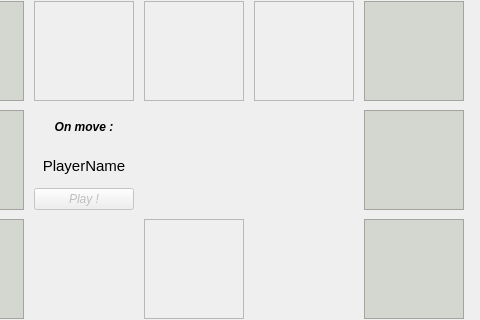
Old version of the form gamewindow.ui in the repository bozzano101/MonopolyBasic; both pictures show x 91 to 571 and y 122 to 442 of the 571 by 564 pixel window.
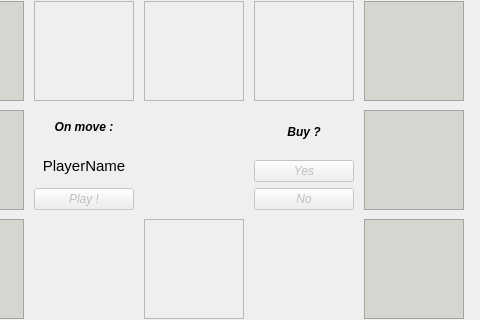
New version of the form. Custom widgets are drawn as their Qt base class.

Patch:
```diff
--- a/gamewindow.ui
+++ b/gamewindow.ui
@@ -565,6 +565,63 @@
      </item>
     </layout>
    </item>
+   <item row="2" column="3">
+    <layout class="QVBoxLayout" name="offerToBuyLayout">
+     <item>
+      <widget class="QLabel" name="offerToBuyTitle">
+       <property name="enabled">
+        <bool>true</bool>
+       </property>
+       <property name="font">
+        <font>
+         <weight>75</weight>
+         <italic>true</italic>
+         <bold>true</bold>
+        </font>
+       </property>
+       <property name="text">
+        <string>Buy ?</string>
+       </property>
+       <property name="textFormat">
+        <enum>Qt::RichText</enum>
+       </property>
+       <property name="alignment">
+        <set>Qt::AlignCenter</set>
+       </property>
+      </widget>
+     </item>
+     <item>
+      <widget class="QPushButton" name="offerToBuyYES">
+       <property name="enabled">
+        <bool>false</bool>
+       </property>
+       <property name="font">
+        <font>
+         <italic>true</italic>
+        </font>
+       </property>
+       <property name="text">
+        <string>Yes</string>
+       </property>
+      </widget>
+     </item>
+     <item>
+      <widget class="QPushButton" name="offerToBuyNO">
+       <property name="enabled">
+        <bool>false</bool>
+       </property>
+       <property name="font">
+        <font>
+         <italic>true</italic>
+        </font>
+       </property>
+       <property name="text">
+        <string>No</string>
+       </property>
+      </widget>
+     </item>
+    </layout>
+   </item>
   </layout>
  </widget>
  <customwidgets>
```
